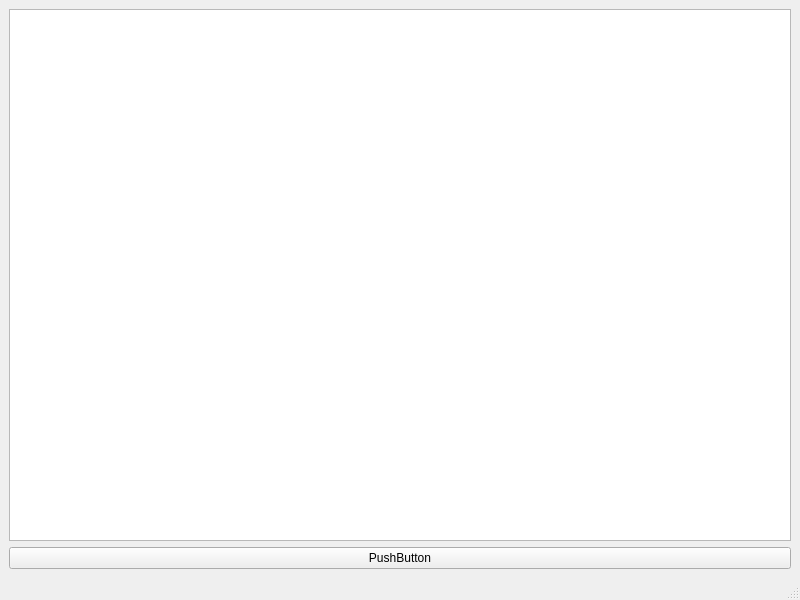
Before: the Qt Designer form main_window.ui in mcgillij/KijijiKing, drawn with Qt 5.
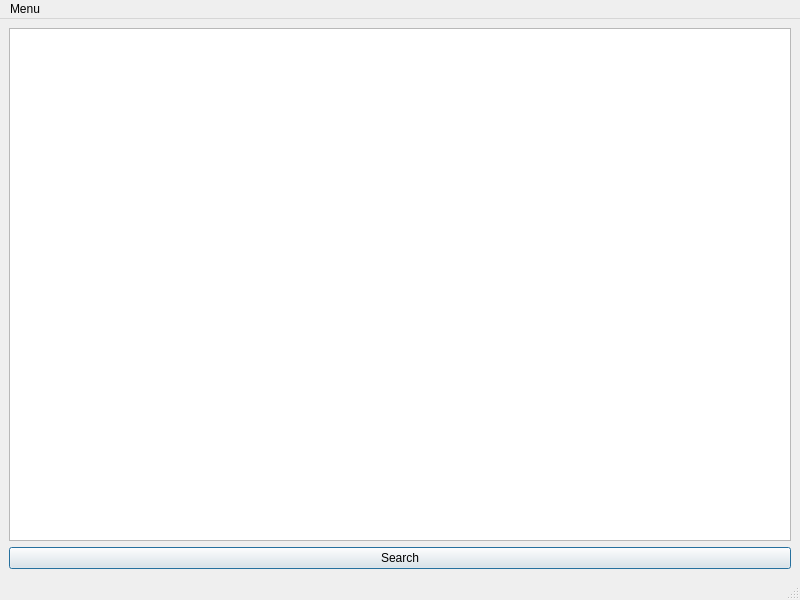
After: the same form once the commit is applied.

Patch:
```diff
--- a/main_window.ui
+++ b/main_window.ui
@@ -16,12 +16,22 @@
   <widget class="QWidget" name="centralwidget">
    <layout class="QGridLayout" name="gridLayout">
     <item row="0" column="0">
-     <widget class="QListWidget" name="listWidgetResults"/>
+     <widget class="QListWidget" name="listWidgetResults">
+      <property name="alternatingRowColors">
+       <bool>true</bool>
+      </property>
+     </widget>
     </item>
     <item row="1" column="0">
      <widget class="QPushButton" name="pushSearch">
       <property name="text">
-       <string>PushButton</string>
+       <string>Search</string>
+      </property>
+      <property name="autoDefault">
+       <bool>true</bool>
+      </property>
+      <property name="default">
+       <bool>true</bool>
       </property>
      </widget>
     </item>
@@ -36,6 +46,14 @@
      <height>21</height>
     </rect>
    </property>
+   <widget class="QMenu" name="menuSettings">
+    <property name="title">
+     <string>Menu</string>
+    </property>
+    <addaction name="actionSettings"/>
+    <addaction name="actionQuit"/>
+   </widget>
+   <addaction name="menuSettings"/>
   </widget>
   <widget class="QStatusBar" name="statusbar"/>
  </widget>
```
Left out of the diff: 12 changed lines with no effect on the pictures.
